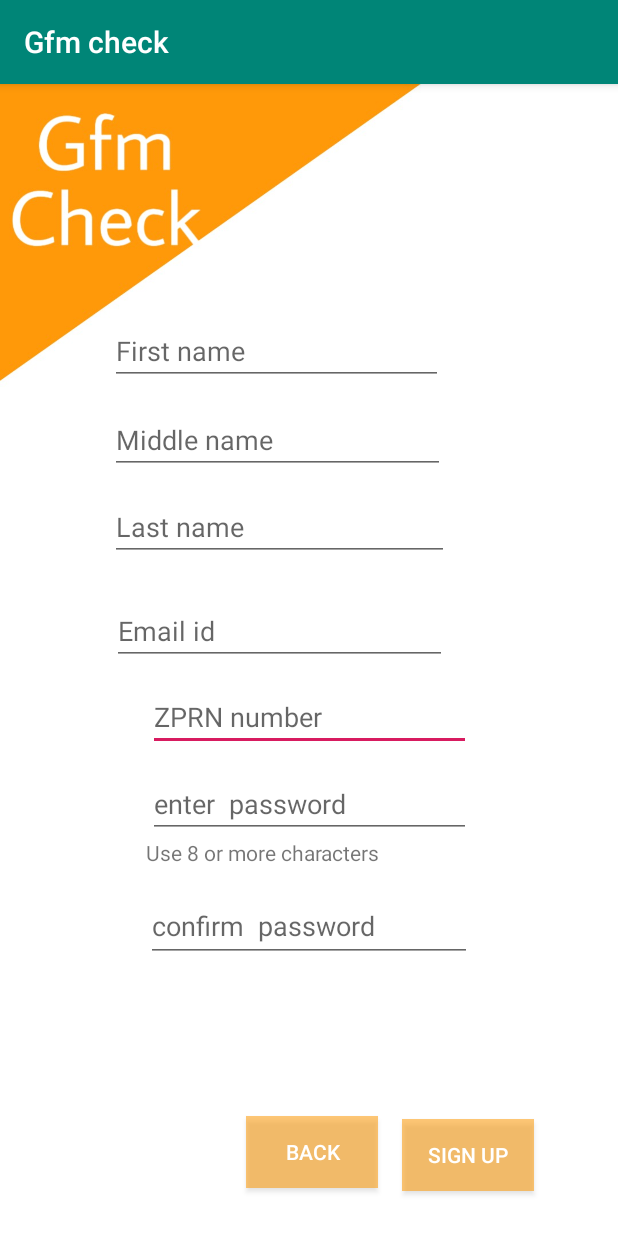
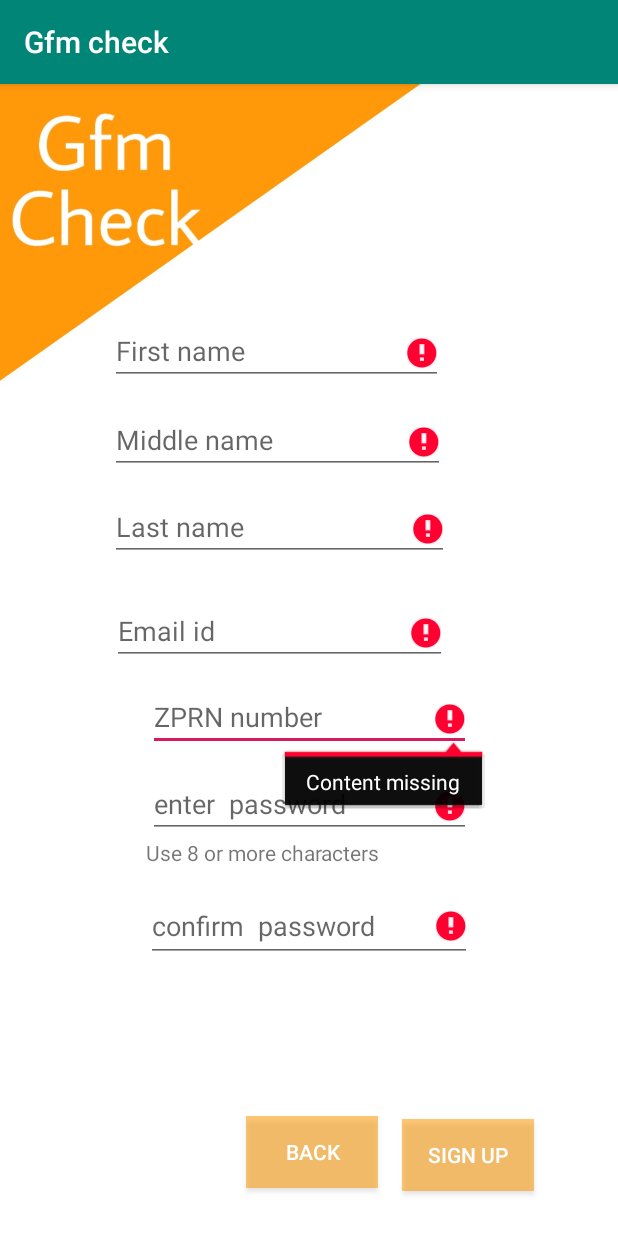
Before and after one commit to Asbaharoon/Students-academic, an Android app: the screen it shows after launch (MainActivity), after a tap on "SIGN UP", on a phone screen of 412 x 824 dp. Run offline under Robolectric (Android 15) with nearby library versions, the phone set to English and light mode, and no system bars.

Commit message:
signup activity update:add caution content missing (if content not entered)

```diff
--- a/app/src/main/java/com/example/gfmcheck/MainActivity.java
+++ b/app/src/main/java/com/example/gfmcheck/MainActivity.java
@@ -63,6 +63,14 @@ public class MainActivity extends AppCompatActivity {
     //if(f.getText().toString()!=null && m.getText().toString()!=null||l.getText().toString()!=null ||ei.getText().toString()!=null || zprn.getText().toString()!=null || pwd1.getText().toString()!=null || conpwd.getText().toString()!=null){
       if(pwd1n.isEmpty() || conpwdn.isEmpty() || mn.isEmpty() || ln.isEmpty() || ein.isEmpty() || fn.isEmpty() || zprnn.isEmpty()){
 
+          if(pwd1n.isEmpty()) pwd1.setError("Content missing");
+          if(conpwdn.isEmpty()) conpwd.setError("Content missing");
+          if(ln.isEmpty()) l.setError("Content missing");
+          if(mn.isEmpty()) m.setError("Content missing");
+          if(fn.isEmpty()) f.setError("Content missing");
+          if(zprnn.isEmpty()) zprn.setError("Content missing");
+          if(ein.isEmpty()) ei.setError("Content missing");
+
             }
     else{
 
```
